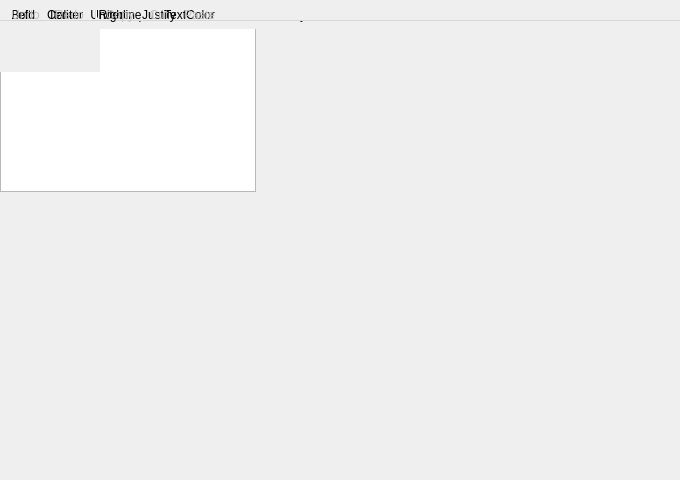
Above: Mail/maileditorwindow.ui from InvictusInnovations/keyhotee before the change. Below: the same form after it.
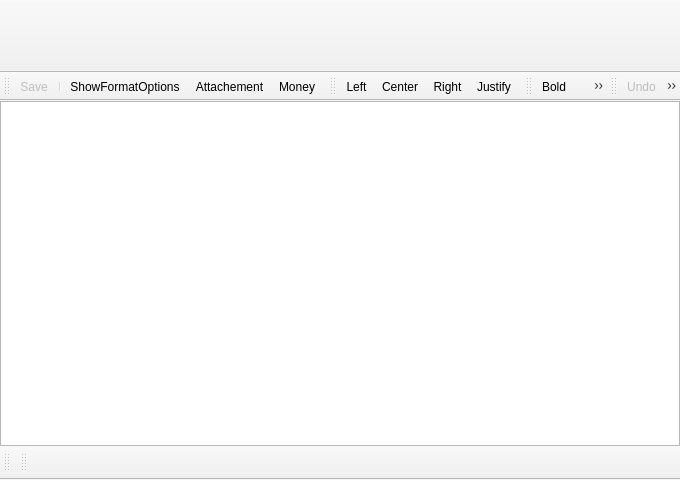
That is the form after the change. Icons and pictures are not drawn.

Commit message: [BW]: [Fix] Fixed broken maileditorwindow in one of previous commits. [BW]: [NIP] Removed unused QMenuBar from MailEditorWindow causing problems on OS X [BW]: [Fix] From edit box should be always read only.

```diff
--- a/Mail/maileditorwindow.ui
+++ b/Mail/maileditorwindow.ui
@@ -1,7 +1,7 @@
 <?xml version="1.0" encoding="UTF-8"?>
 <ui version="4.0">
  <class>MailEditorWindow</class>
- <widget class="QWidget" name="MailEditorWindow">
+ <widget class="QMainWindow" name="MailEditorWindow">
   <property name="enabled">
    <bool>true</bool>
   </property>
@@ -95,28 +95,6 @@
    <addaction name="actionAttachement"/>
    <addaction name="actionMoney"/>
   </widget>
-  <widget class="QMenuBar" name="menuBar">
-   <property name="enabled">
-    <bool>true</bool>
-   </property>
-   <property name="geometry">
-    <rect>
-     <x>0</x>
-     <y>0</y>
-     <width>680</width>
-     <height>21</height>
-    </rect>
-   </property>
-   <property name="contextMenuPolicy">
-    <enum>Qt::DefaultContextMenu</enum>
-   </property>
-   <property name="acceptDrops">
-    <bool>false</bool>
-   </property>
-   <property name="nativeMenuBar">
-    <bool>true</bool>
-   </property>
-  </widget>
   <widget class="QToolBar" name="adjustToolbar">
    <property name="windowTitle">
     <string>Text adjust</string>
```
The commit also changes 4 other files.
